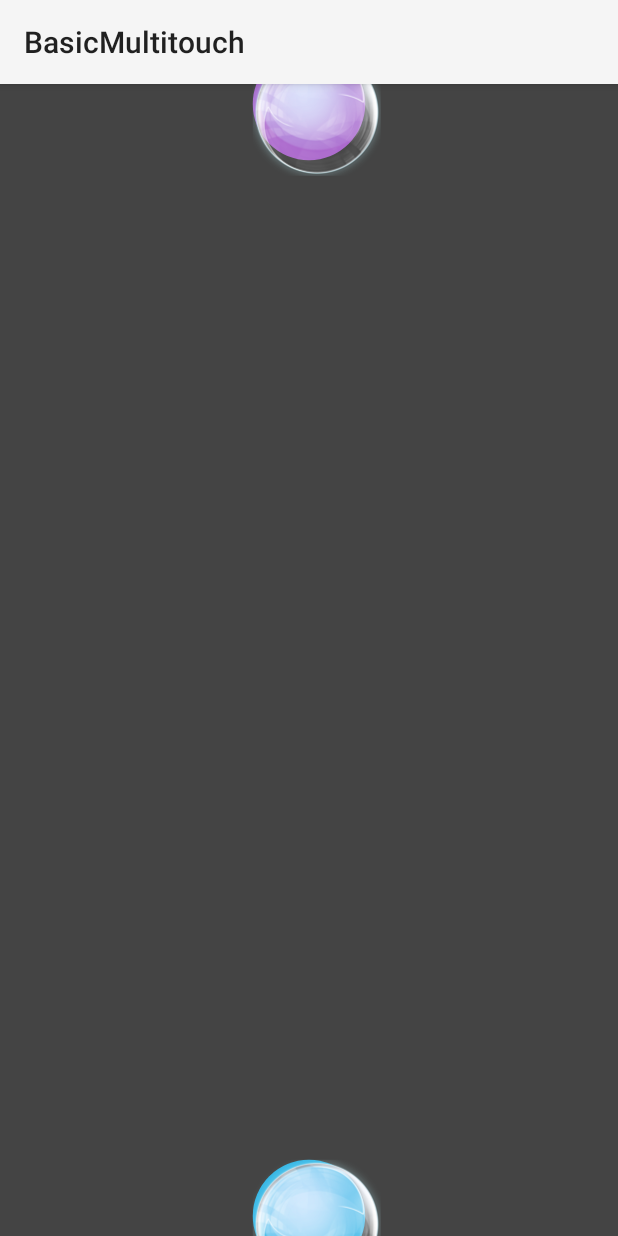
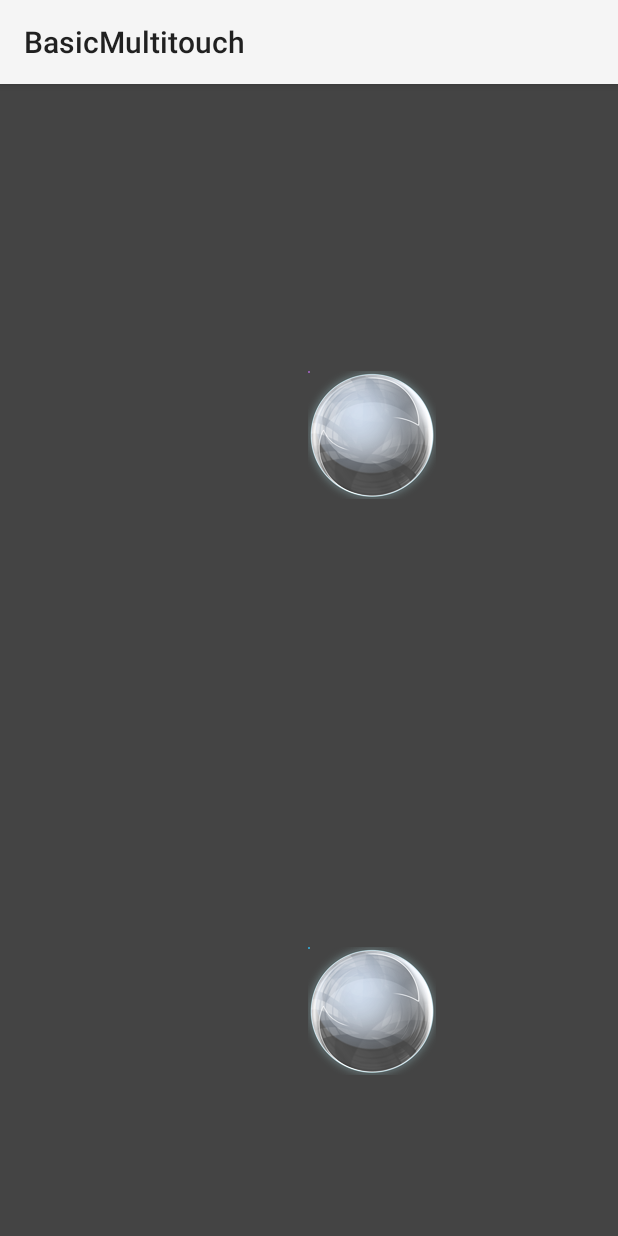
Before and after one commit to chris710/Air-Hockey, an Android app: the screen it shows after launch (MainActivity), on a phone screen of 412 x 824 dp. Run offline under Robolectric (Android 15) with nearby library versions, the phone set to English and light mode, and no system bars.

Commit message:
SCALE ADDED
the variable scale was added, has to be worked on.

```diff
--- a/AirHockey/app/src/main/java/com/mosig/grenoble/airhockey/MalletView.java
+++ b/AirHockey/app/src/main/java/com/mosig/grenoble/airhockey/MalletView.java
@@ -234,7 +234,7 @@ import java.util.concurrent.TimeUnit;
 
         // Draw the Bubble at its current location
         @Override
-        protected synchronized void onDraw(Canvas canvas) {
+        protected synchronized void onDraw(scale canvas) {
 
             //  save the canvas
             canvas.save();
--- a/BasicMultitouch/Application/build.gradle
+++ b/BasicMultitouch/Application/build.gradle
@@ -4,7 +4,7 @@ buildscript {
     }
 
     dependencies {
-        classpath 'com.android.tools.build:gradle:0.12.+'
+        classpath 'com.android.tools.build:gradle:1.0.0'
     }
 }
 
--- a/BasicMultitouch/Application/src/main/java/com/example/android/basicmultitouch/MainActivity.java
+++ b/BasicMultitouch/Application/src/main/java/com/example/android/basicmultitouch/MainActivity.java
@@ -40,4 +40,6 @@ public class MainActivity extends Activity {
         setContentView(R.layout.layout_mainactivity);
     }
 
+
+
 }
--- a/BasicMultitouch/Application/src/main/java/com/example/android/basicmultitouch/TouchDisplayView.java
+++ b/BasicMultitouch/Application/src/main/java/com/example/android/basicmultitouch/TouchDisplayView.java
@@ -55,6 +55,9 @@ public class TouchDisplayView extends View {
     // the points of where the mallets are right now
     public TouchPoint malletUp;
     public TouchPoint malletDown;
+
+    //scale for deciding how big the objects are going to be displayed
+    public float scale;
 
 
     /**
@@ -285,6 +288,9 @@ public class TouchDisplayView extends View {
     protected void onDraw(Canvas canvas) {
         super.onDraw(canvas);
 
+        //setting scale
+        scale = canvas.getWidth()/320;
+
         // Canvas background color
         canvas.drawColor(BACKGROUND_ACTIVE);
 
@@ -292,16 +298,16 @@ public class TouchDisplayView extends View {
             // coordinates for drawing if there was no touch yet
             //initial mallets
             float x = canvas.getWidth()/2;
-            float y = canvas.getHeight() - 20; //TODO - scale?;
+            float y = canvas.getHeight() / 4;
 
             //setting appropriate points
-            TouchPoint data = new TouchPoint(x, y, 3);
+            TouchPoint data = new TouchPoint(x, 3*y, 3);
             data.down = true;
             malletDown = data;
             malletDown.init = true;
 
             //second point
-            TouchPoint data2 = new TouchPoint(x, 20, 4);   //Todo + 2*scale
+            TouchPoint data2 = new TouchPoint(x, 1*y, 4);
             data2.up = true;
             malletUp = data2;
             malletUp.init = true;
@@ -370,6 +376,7 @@ public class TouchDisplayView extends View {
         mBorderPaint.setColor(INACTIVE_BORDER_COLOR);
         mBorderPaint.setStyle(Paint.Style.STROKE);
 
+
     }
 
     /**
@@ -399,7 +406,8 @@ public class TouchDisplayView extends View {
          * exceed 1.0, depending on the calibration of the touch screen).
          */
         //float pressure = Math.min(data.pressure, 1f);
-        float radius = (float)0.5 * mCircleRadius;
+
+        float radius = scale;
 
         canvas.drawCircle(data.x, data.y, radius,
                 mCirclePaint);
@@ -442,16 +450,29 @@ public class TouchDisplayView extends View {
                 mTouches.add(i, data);
             }
 
-            //overcoming intial mallets
+            //reset mallets when no one touched the display
             if (data.up && malletUp.init) {
                 malletUp = data;
+
+                if(malletUp.id == 0) {
+                    malletDown.id = 1;
+                } else {
+                    malletDown.id = 0;
+                }
+
                 return;
             } else if(data.down && malletDown.init) {
                 malletDown = data;
+                //resetting the id of the mallets
+                if (malletDown.id == 1) {
+                    malletUp.id = 0;
+                } else {
+                    malletUp.id = 1;
+                }
                 return;
             }
 
-           //are there new positions for the pointers //todo my idea doesnt work :/
+           //are there new positions for the pointers
             if (data.id == malletUp.id) {
                 if(data.border | data.down) {
                     malletUp.x = data.x;
```
Also changed, not shown: BasicMultitouch/gradle/wrapper/gradle-wrapper.properties, 66 other files.
